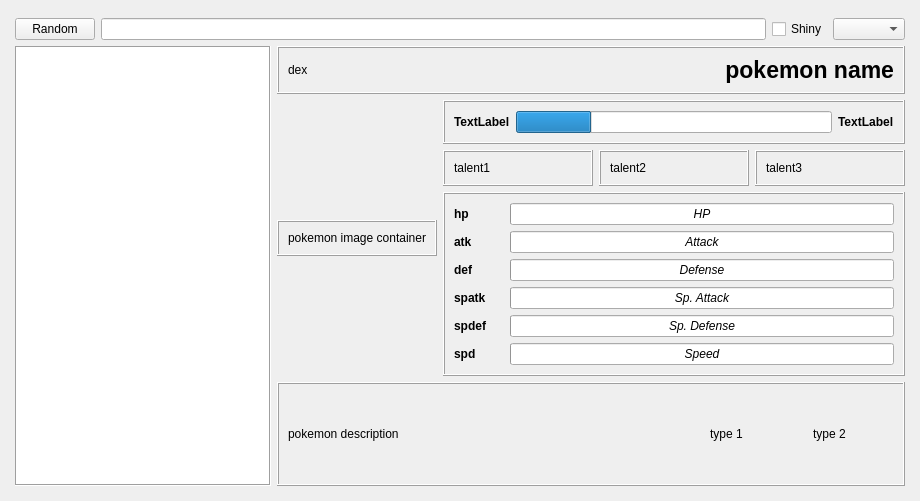
Old version of the form design.ui in the repository Odizinne/QDex.
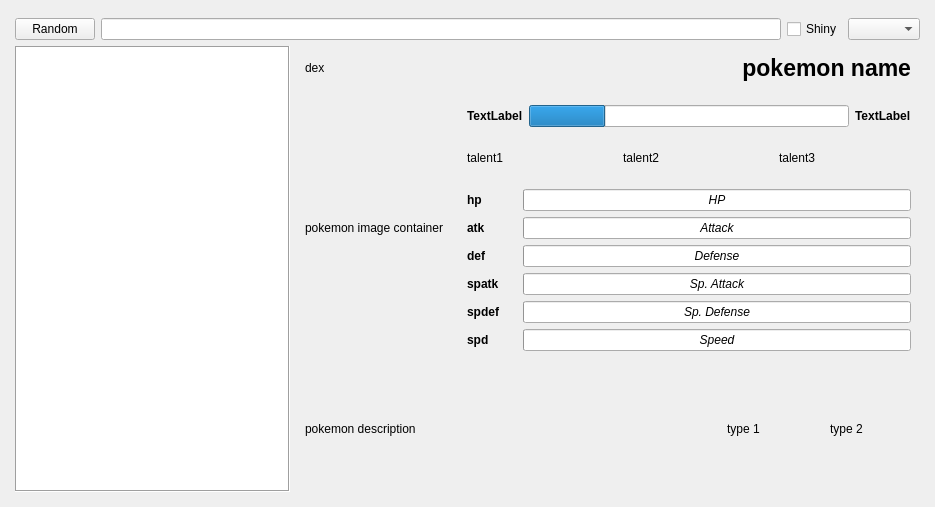
New version of the form.

Commit message: removed frame

The edit to the form file:
```diff
--- a/design.ui
+++ b/design.ui
@@ -6,8 +6,8 @@
    <rect>
     <x>0</x>
     <y>0</y>
-    <width>906</width>
-    <height>497</height>
+    <width>935</width>
+    <height>507</height>
    </rect>
   </property>
   <property name="sizePolicy">
@@ -133,7 +133,7 @@
          </size>
         </property>
         <property name="frameShape">
-         <enum>QFrame::Box</enum>
+         <enum>QFrame::Shape::NoFrame</enum>
         </property>
         <property name="frameShadow">
          <enum>QFrame::Raised</enum>
@@ -161,7 +161,6 @@
            </property>
            <property name="font">
             <font>
-             <weight>50</weight>
              <bold>false</bold>
             </font>
            </property>
@@ -176,7 +175,7 @@
       <item row="3" column="1" colspan="3">
        <widget class="QFrame" name="statsFrame">
         <property name="frameShape">
-         <enum>QFrame::Box</enum>
+         <enum>QFrame::Shape::NoFrame</enum>
         </property>
         <property name="frameShadow">
          <enum>QFrame::Raised</enum>
@@ -186,7 +185,6 @@
           <widget class="QLabel" name="atkLabel">
            <property name="font">
             <font>
-             <weight>75</weight>
              <bold>true</bold>
             </font>
            </property>
@@ -235,7 +233,6 @@
           <widget class="QLabel" name="spdLabel">
            <property name="font">
             <font>
-             <weight>75</weight>
              <bold>true</bold>
             </font>
            </property>
@@ -278,7 +275,6 @@
            </property>
            <property name="font">
             <font>
-             <weight>75</weight>
              <bold>true</bold>
             </font>
            </property>
@@ -291,7 +287,6 @@
           <widget class="QProgressBar" name="defBar">
            <property name="font">
             <font>
-             <weight>50</weight>
              <italic>true</italic>
              <bold>false</bold>
             </font>
@@ -311,7 +306,6 @@
           <widget class="QLabel" name="defLabel">
            <property name="font">
             <font>
-             <weight>75</weight>
              <bold>true</bold>
             </font>
            </property>
@@ -324,7 +318,6 @@
           <widget class="QProgressBar" name="atkBar">
            <property name="font">
             <font>
-             <weight>50</weight>
              <italic>true</italic>
              <bold>false</bold>
             </font>
@@ -344,7 +337,6 @@
           <widget class="QLabel" name="spdefLabel">
            <property name="font">
             <font>
-             <weight>75</weight>
              <bold>true</bold>
             </font>
            </property>
@@ -357,7 +349,6 @@
           <widget class="QLabel" name="spatkLabel">
            <property name="font">
             <font>
-             <weight>75</weight>
              <bold>true</bold>
             </font>
            </property>
@@ -408,7 +399,7 @@
          </size>
         </property>
         <property name="frameShape">
-         <enum>QFrame::Box</enum>
+         <enum>QFrame::Shape::NoFrame</enum>
         </property>
         <property name="frameShadow">
          <enum>QFrame::Raised</enum>
@@ -436,7 +427,6 @@
            </property>
            <property name="font">
             <font>
-             <weight>50</weight>
              <bold>false</bold>
             </font>
            </property>
@@ -469,7 +459,7 @@
          </size>
         </property>
         <property name="frameShape">
-         <enum>QFrame::Box</enum>
+         <enum>QFrame::Shape::NoFrame</enum>
         </property>
         <property name="frameShadow">
          <enum>QFrame::Raised</enum>
@@ -497,7 +487,6 @@
            </property>
            <property name="font">
             <font>
-             <weight>50</weight>
              <bold>false</bold>
             </font>
            </property>
@@ -512,7 +501,7 @@
       <item row="0" column="0" colspan="4">
        <widget class="QFrame" name="gridFrame_2">
         <property name="frameShape">
-         <enum>QFrame::Box</enum>
+         <enum>QFrame::Shape::NoFrame</enum>
         </property>
         <property name="frameShadow">
          <enum>QFrame::Raised</enum>
@@ -535,7 +524,6 @@
            <property name="font">
             <font>
              <pointsize>17</pointsize>
-             <weight>75</weight>
              <bold>true</bold>
             </font>
            </property>
@@ -563,7 +551,6 @@
            </property>
            <property name="font">
             <font>
-             <weight>50</weight>
              <bold>false</bold>
             </font>
            </property>
@@ -584,7 +571,7 @@
          </sizepolicy>
         </property>
         <property name="frameShape">
-         <enum>QFrame::Box</enum>
+         <enum>QFrame::Shape::NoFrame</enum>
         </property>
         <property name="frameShadow">
          <enum>QFrame::Raised</enum>
@@ -594,7 +581,6 @@
           <widget class="QLabel" name="maleLabel">
            <property name="font">
             <font>
-             <weight>75</weight>
              <bold>true</bold>
             </font>
            </property>
@@ -617,7 +603,6 @@
           <widget class="QLabel" name="femaleLabel">
            <property name="font">
             <font>
-             <weight>75</weight>
              <bold>true</bold>
             </font>
            </property>
@@ -638,7 +623,7 @@
          </sizepolicy>
         </property>
         <property name="frameShape">
-         <enum>QFrame::Box</enum>
+         <enum>QFrame::Shape::NoFrame</enum>
         </property>
         <property name="frameShadow">
          <enum>QFrame::Raised</enum>
@@ -666,7 +651,7 @@
       <item row="4" column="0" colspan="4">
        <widget class="QFrame" name="typeFrame">
         <property name="frameShape">
-         <enum>QFrame::Box</enum>
+         <enum>QFrame::Shape::NoFrame</enum>
         </property>
         <property name="frameShadow">
          <enum>QFrame::Raised</enum>
@@ -744,7 +729,6 @@
               </property>
               <property name="font">
                <font>
-                <weight>50</weight>
                 <bold>false</bold>
                </font>
               </property>
```
Left out of the diff: 34 changed lines with no effect on the pictures.
